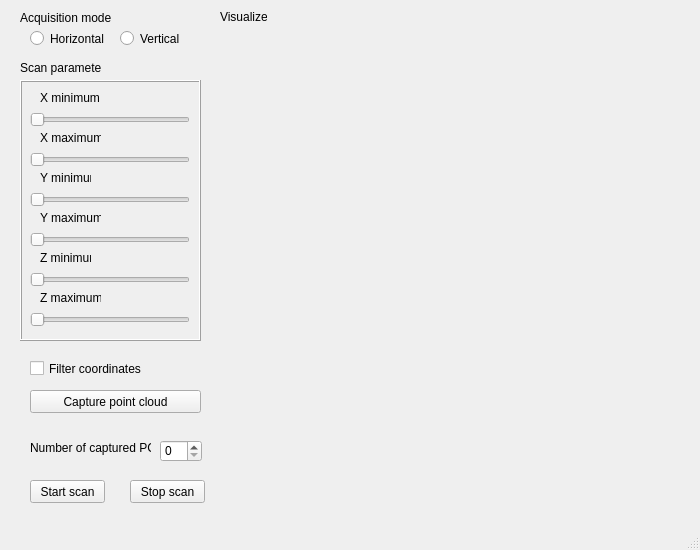
Above: SourceCode/scanwindow.ui from AntoineMerlet/3DScan before the change. Below: the same form after it.
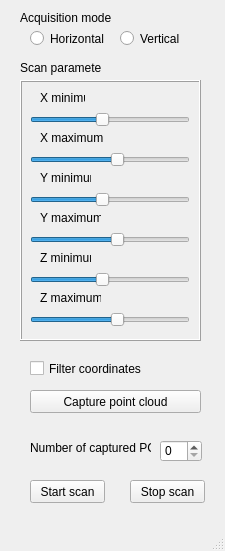
That is the form after the change. Custom widgets are drawn as their Qt base class.

The edit to the form file:
```diff
--- a/SourceCode/scanwindow.ui
+++ b/SourceCode/scanwindow.ui
@@ -6,8 +6,8 @@
    <rect>
     <x>0</x>
     <y>0</y>
-    <width>700</width>
-    <height>550</height>
+    <width>225</width>
+    <height>551</height>
    </rect>
   </property>
   <property name="windowTitle">
@@ -47,7 +47,7 @@
       <rect>
        <x>20</x>
        <y>10</y>
-       <width>61</width>
+       <width>45</width>
        <height>16</height>
       </rect>
      </property>
@@ -60,7 +60,7 @@
       <rect>
        <x>20</x>
        <y>50</y>
-       <width>61</width>
+       <width>81</width>
        <height>16</height>
       </rect>
      </property>
@@ -129,6 +129,15 @@
        <height>19</height>
       </rect>
      </property>
+     <property name="minimum">
+      <number>-30</number>
+     </property>
+     <property name="maximum">
+      <number>30</number>
+     </property>
+     <property name="value">
+      <number>-3</number>
+     </property>
      <property name="orientation">
       <enum>Qt::Horizontal</enum>
      </property>
@@ -142,6 +151,21 @@
        <height>19</height>
       </rect>
      </property>
+     <property name="minimum">
+      <number>-30</number>
+     </property>
+     <property name="maximum">
+      <number>30</number>
+     </property>
+     <property name="singleStep">
+      <number>1</number>
+     </property>
+     <property name="pageStep">
+      <number>0</number>
+     </property>
+     <property name="value">
+      <number>3</number>
+     </property>
      <property name="orientation">
       <enum>Qt::Horizontal</enum>
      </property>
@@ -155,6 +179,15 @@
        <height>19</height>
       </rect>
      </property>
+     <property name="minimum">
+      <number>-30</number>
+     </property>
+     <property name="maximum">
+      <number>30</number>
+     </property>
+     <property name="value">
+      <number>-3</number>
+     </property>
      <property name="orientation">
       <enum>Qt::Horizontal</enum>
      </property>
@@ -168,6 +201,15 @@
        <height>19</height>
       </rect>
      </property>
+     <property name="minimum">
+      <number>-30</number>
+     </property>
+     <property name="maximum">
+      <number>30</number>
+     </property>
+     <property name="value">
+      <number>3</number>
+     </property>
      <property name="orientation">
       <enum>Qt::Horizontal</enum>
      </property>
@@ -181,6 +223,15 @@
        <height>19</height>
       </rect>
      </property>
+     <property name="minimum">
+      <number>-30</number>
+     </property>
+     <property name="maximum">
+      <number>30</number>
+     </property>
+     <property name="value">
+      <number>-3</number>
+     </property>
      <property name="orientation">
       <enum>Qt::Horizontal</enum>
      </property>
@@ -194,6 +245,15 @@
        <height>19</height>
       </rect>
      </property>
+     <property name="minimum">
+      <number>-30</number>
+     </property>
+     <property name="maximum">
+      <number>30</number>
+     </property>
+     <property name="value">
+      <number>3</number>
+     </property>
      <property name="orientation">
       <enum>Qt::Horizontal</enum>
      </property>
@@ -238,19 +298,6 @@
      <string>Stop scan</string>
     </property>
    </widget>
-   <widget class="QLabel" name="sw_visualizer_label">
-    <property name="geometry">
-     <rect>
-      <x>220</x>
-      <y>10</y>
-      <width>47</width>
-      <height>13</height>
-     </rect>
-    </property>
-    <property name="text">
-     <string>Visualizer</string>
-    </property>
-   </widget>
    <widget class="QPushButton" name="sw_capturepc_puchbutton">
     <property name="geometry">
      <rect>
@@ -316,22 +363,6 @@
      <string>Acquisition mode</string>
     </property>
    </widget>
-   <widget class="QVTKWidget" name="kinect_live" native="true">
-    <property name="geometry">
-     <rect>
-      <x>240</x>
-      <y>50</y>
-      <width>421</width>
-      <height>341</height>
-     </rect>
-    </property>
-    <property name="sizePolicy">
-     <sizepolicy hsizetype="Preferred" vsizetype="Expanding">
-      <horstretch>0</horstretch>
-      <verstretch>0</verstretch>
-     </sizepolicy>
-    </property>
-   </widget>
    <widget class="QSpinBox" name="cap_pc">
     <property name="geometry">
      <rect>
@@ -355,13 +386,6 @@
   </widget>
   <widget class="QStatusBar" name="statusbar"/>
  </widget>
- <customwidgets>
-  <customwidget>
-   <class>QVTKWidget</class>
-   <extends>QWidget</extends>
-   <header>QVTKWidget.h</header>
-  </customwidget>
- </customwidgets>
  <resources/>
  <connections/>
 </ui>
```
Left out of the diff: 161 changed lines with no effect on the pictures.
